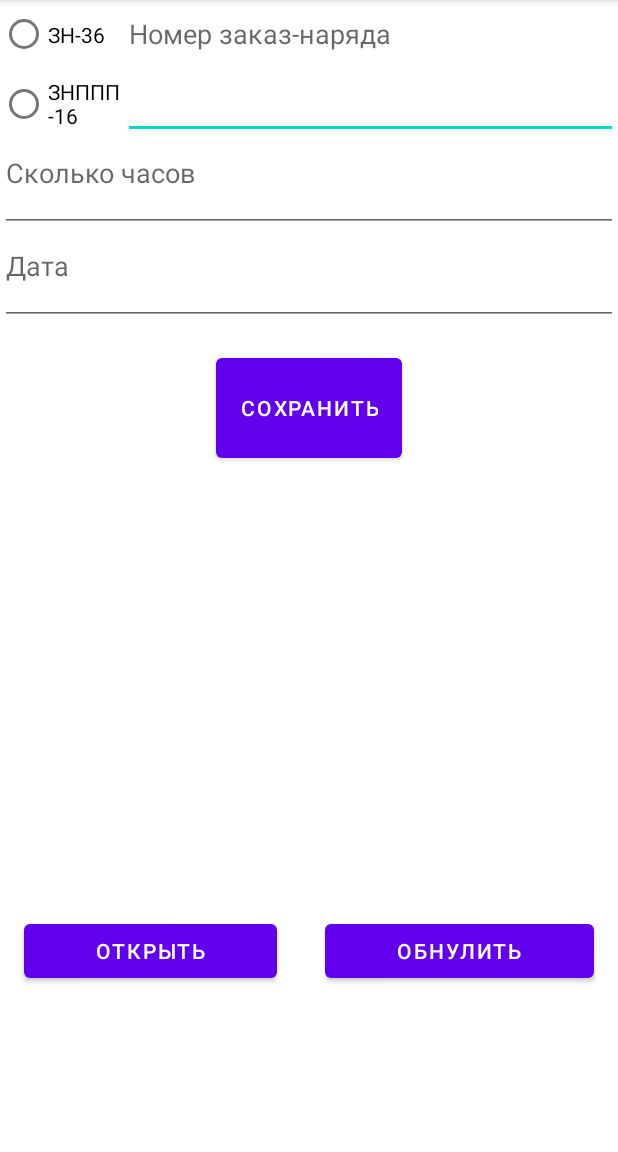
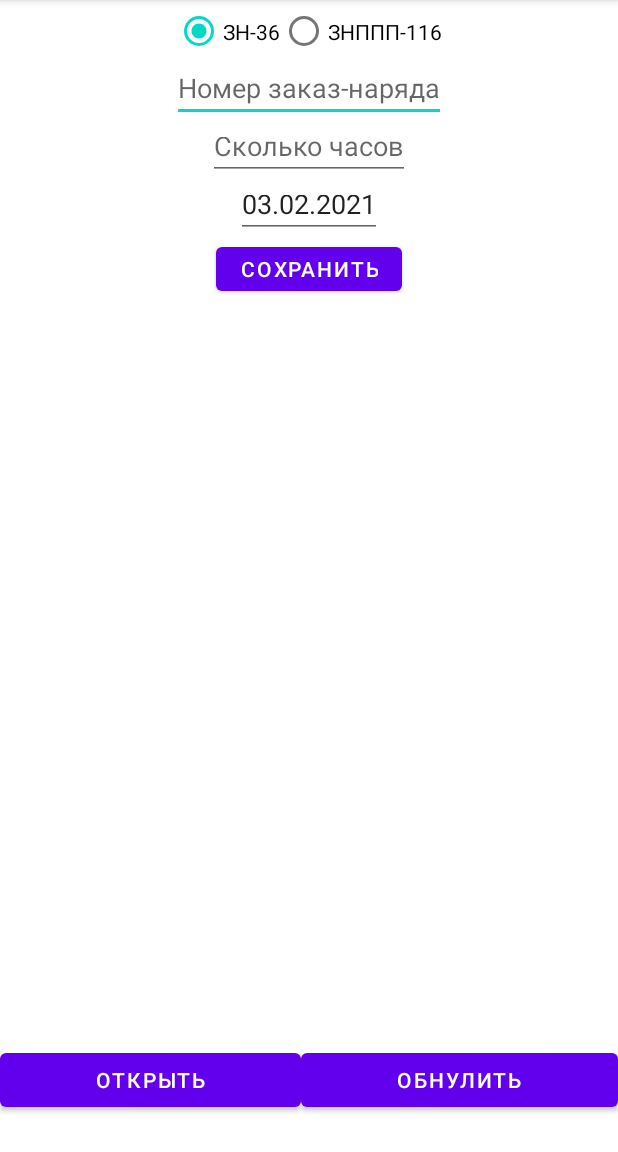
Before and after one commit to Zakupki-iz-Europe/My_Application2, an Android app: the screen it shows after launch (MainActivity), after a tap on "СОХРАНИТЬ", on a phone screen of 412 x 824 dp, the part 84-1236 px from its top. Run offline under Robolectric (Android 15) with nearby library versions, the phone set to English and light mode, and no system bars.

Commit message:
работает дата и проверка на поля, плохо работает  горизонтали

```diff
--- a/app/build.gradle
+++ b/app/build.gradle
@@ -28,10 +28,6 @@ android {
     }
 }
 
-realm {
-    syncEnabled = true
-}
-
 dependencies {
 
     implementation 'androidx.appcompat:appcompat:1.2.0'
--- a/app/src/main/java/com/example/myapplication2/MainActivity.java
+++ b/app/src/main/java/com/example/myapplication2/MainActivity.java
@@ -2,9 +2,14 @@ package com.example.myapplication2;
 
 import androidx.appcompat.app.AppCompatActivity;
 
+import android.content.Context;
+import android.graphics.Color;
 import android.os.Bundle;
 
+import android.text.Editable;
+import android.text.TextWatcher;
 import android.view.View;
+import android.view.inputmethod.InputMethodManager;
 import android.widget.EditText;
 import android.widget.RadioButton;
 import android.widget.TextView;
@@ -13,77 +18,127 @@ import android.widget.Toast;
 import java.io.FileInputStream;
 import java.io.FileOutputStream;
 import java.io.IOException;
+import java.text.DateFormat;
+import java.text.SimpleDateFormat;
+import java.util.Date;
+import java.util.Locale;
 
-
+import static java.lang.Boolean.FALSE;
+import static java.lang.Boolean.TRUE;
 
 
 public class MainActivity extends AppCompatActivity {
 
     private final static String FILE_NAME = "content.txt";
+    int len_zakaz_naryad = 5;
 
     RadioButton rbZN, rbZNPP;
-    EditText et_zakaz_naryad;
+    EditText    et_zakaz_naryad,
+                et_normo_chasy,
+                et_data;
+    TextView tv_open_text;
+    String Value;
 
     @Override
     protected void onCreate(Bundle savedInstanceState) {
-        et_zakaz_naryad = findViewById(R.id.zakaz_naryad);
-        rbZN = findViewById(R.id.radioButton);
-        rbZNPP = findViewById(R.id.radioButton2);
 
         super.onCreate(savedInstanceState);
         setContentView(R.layout.activity_main);
+
+        et_zakaz_naryad = findViewById(R.id.zakaz_naryad);
+        et_normo_chasy = findViewById(R.id.normochasy);
+        et_data = findViewById(R.id.data);
+
+        clearField();
+
+        et_zakaz_naryad.addTextChangedListener(new TextWatcher() {
+
+            @Override
+            public void onTextChanged(CharSequence s, int start, int before, int count) {
+                // TODO Auto-generated method stub
+
+                Value = et_zakaz_naryad.getText().toString();
+
+               if (Value.length() == len_zakaz_naryad) {
+                   et_zakaz_naryad.setTextColor(Color.BLUE);
+                   et_normo_chasy.requestFocus();}
+               else et_zakaz_naryad.setTextColor(Color.RED);
+
+            }
+
+            @Override
+            public void beforeTextChanged(CharSequence s, int start, int count,
+                                          int after) {
+                // TODO Auto-generated method stub
+
+            }
+
+            @Override
+            public void afterTextChanged(Editable s) {
+                // TODO Auto-generated method stub
+
+            }
+        });
     }
 
 
+
+
     // сохранение файла
-    public void saveText(View view){
+    public void saveText(View view) {
+        et_zakaz_naryad = findViewById(R.id.zakaz_naryad);
+        et_normo_chasy = findViewById(R.id.normochasy);
+        et_data = findViewById(R.id.data);
+        rbZN = findViewById(R.id.radioButton);
+        rbZNPP = findViewById(R.id.radioButton2);
+        InputMethodManager imm = (InputMethodManager) getSystemService(Context.INPUT_METHOD_SERVICE);
+        imm.hideSoftInputFromWindow(view.getWindowToken(),0);
 
         FileOutputStream fos = null;
+
+        if (check_field()) {
             try {
-            EditText textBox;
-            String text = et_zakaz_naryad.getText().toString() + ' ';
+               String text = "Дата " + et_data.getText().toString() + " ";
+
                if (rbZN.isChecked())
-                text = rbZN.getText().toString() + text;
-            else text = rbZNPP.getText().toString() + text;
+                    text = text + rbZN.getText().toString();
+               else text = text + rbZNPP.getText().toString();
 
-            textBox = (EditText) findViewById(R.id.normochasy);
-            text = text + textBox.getText().toString() + ' ';
-
-            textBox = (EditText) findViewById(R.id.data);
-            text = text + textBox.getText().toString() + "\r\n";
+               text = text + et_zakaz_naryad.getText().toString() + " "
+                        + et_normo_chasy.getText().toString() + "н/ч\r\n";
 
                clearField();
 
                fos = openFileOutput(FILE_NAME, MODE_APPEND);
                fos.write(text.getBytes());
                Toast.makeText(this, "Файл сохранен", Toast.LENGTH_SHORT).show();
-        }
-        catch(IOException ex) {
+            } catch (IOException ex) {
 
                 Toast.makeText(this, ex.getMessage(), Toast.LENGTH_SHORT).show();
-        }
-        finally{
-            try{
-                if(fos!=null)
+            } finally {
+                try {
+                    if (fos != null)
                         fos.close();
-            }
-            catch(IOException ex){
+                } catch (IOException ex) {
 
                     Toast.makeText(this, ex.getMessage(), Toast.LENGTH_SHORT).show();
                 }
             }
         }
+
+    }
     // открытие файла
     public void openText(View view){
 
+        tv_open_text = (TextView) findViewById(R.id.open_text);
+
         FileInputStream fin = null;
-        TextView textView = (TextView) findViewById(R.id.open_text);
         try {
             fin = openFileInput(FILE_NAME);
             byte[] bytes = new byte[fin.available()];
             fin.read(bytes);
             String text = new String (bytes);
-            textView.setText(text);
+            tv_open_text.setText(text);
         }
         catch(IOException ex) {
 
@@ -103,11 +158,13 @@ public class MainActivity extends AppCompatActivity {
     }
     // удаление файла
     public void clearText(View view){
+
+        tv_open_text = (TextView) findViewById(R.id.open_text);
+
         FileInputStream fin = null;
-        TextView textView = (TextView) findViewById(R.id.open_text);
         try {
             deleteFile(FILE_NAME);
-            textView.setText(null);
+            tv_open_text.setText(null);
             clearField();
         } finally{
 
@@ -123,8 +180,56 @@ public class MainActivity extends AppCompatActivity {
     }
     // очистка полей ввода
     public void clearField() {
-        ((EditText) findViewById(R.id.zakaz_naryad)).setText("");
-        ((EditText) findViewById(R.id.normochasy)).setText("");
-        ((EditText) findViewById(R.id.data)).setText("");
+        et_zakaz_naryad = findViewById(R.id.zakaz_naryad);
+        et_normo_chasy = findViewById(R.id.normochasy);
+        et_data = findViewById(R.id.data);
+
+        et_zakaz_naryad.setText("");
+        et_normo_chasy.setText("");
+
+        // Текущее время
+        Date currentDate = new Date();
+        // Форматирование времени как "день.месяц.год"
+        DateFormat dateFormat = new SimpleDateFormat("dd.MM.yyyy", Locale.getDefault());
+        String dateText = dateFormat.format(currentDate);
+        et_data.setText(dateText);
     }
+
+    // проверка, что поля не пустые
+    public boolean check_field(){
+        et_zakaz_naryad = findViewById(R.id.zakaz_naryad);
+        et_normo_chasy = findViewById(R.id.normochasy);
+        et_data = findViewById(R.id.data);
+
+
+        String text = et_zakaz_naryad.getText().toString();
+        if (text.length() != len_zakaz_naryad) {
+            et_zakaz_naryad.requestFocus();
+            InputMethodManager imm = (InputMethodManager) getSystemService(Context.INPUT_METHOD_SERVICE);
+            imm.toggleSoftInput(InputMethodManager.SHOW_FORCED,0);
+            Toast.makeText(this, " Введи номер заказ-наряда - 5 цифр", Toast.LENGTH_SHORT).show();
+            return FALSE;
          }
+
+        text = et_normo_chasy.getText().toString();
+        if (text.length() < 2) {
+            et_normo_chasy.requestFocus();
+            InputMethodManager imm = (InputMethodManager) getSystemService(Context.INPUT_METHOD_SERVICE);
+            imm.toggleSoftInput(InputMethodManager.SHOW_FORCED,0);
+            Toast.makeText(this, " Введи часы за работу, помноженные на 100, т.е. 0.5 н/ч = 50", Toast.LENGTH_SHORT).show();
+            return FALSE;
+        }
+
+        text = et_data.getText().toString();
+        if (text.length() < 2) {
+            et_data.requestFocus();
+            InputMethodManager imm = (InputMethodManager) getSystemService(Context.INPUT_METHOD_SERVICE);
+            imm.toggleSoftInput(InputMethodManager.SHOW_FORCED,0);
+            Toast.makeText(this, " Введи число", Toast.LENGTH_SHORT).show();
+            return FALSE;
+        }
+
+    return TRUE;
+    }
+
+}
--- a/app/src/main/res/layout/activity_main.xml
+++ b/app/src/main/res/layout/activity_main.xml
@@ -1,6 +1,5 @@
 <?xml version="1.0" encoding="utf-8"?>
 <androidx.constraintlayout.widget.ConstraintLayout xmlns:android="http://schemas.android.com/apk/res/android"
-    xmlns:app="http://schemas.android.com/apk/res-auto"
     xmlns:tools="http://schemas.android.com/tools"
     android:layout_width="match_parent"
     android:layout_height="match_parent"
@@ -13,59 +12,56 @@
 
         <LinearLayout
             android:layout_width="match_parent"
-            android:layout_height="0dp"
-            android:layout_weight="3"
-            android:orientation="horizontal">
+            android:layout_height="wrap_content"
+            android:layout_weight="9"
+            android:orientation="vertical"
+            >
             <RadioGroup
-                android:layout_width="0dp"
+                android:layout_width="wrap_content"
                 android:layout_weight="1"
-                android:layout_height="match_parent" >
-
+                android:layout_height="wrap_content"
+                android:orientation="horizontal"
+                android:layout_gravity="center">
                 <RadioButton
-
                     android:id="@+id/radioButton"
-                    android:layout_width="match_parent"
-                    android:layout_height="0dp"
+                    android:layout_width="wrap_content"
+                    android:layout_height="wrap_content"
                     android:layout_weight="1"
-                    android:text="ЗН-36" />
+                    android:text="ЗН-36"
+                    android:checked="true"/>
 
                 <RadioButton
                     android:id="@+id/radioButton2"
-                    android:layout_width="match_parent"
-                    android:layout_height="0dp"
+                    android:layout_width="wrap_content"
+                    android:layout_height="wrap_content"
                     android:layout_weight="1"
-                    android:text="ЗНППП-16" />
+                    android:text="ЗНППП-116" />
             </RadioGroup>
 
             <EditText
                 android:id="@+id/zakaz_naryad"
-                android:layout_width="0dp"
-                android:layout_height="match_parent"
+                android:layout_width="wrap_content"
+                android:layout_height="wrap_content"
                 android:layout_gravity="center"
-                android:layout_weight="4"
+                android:layout_weight="1"
                 android:gravity="start"
                 android:hint="Номер заказ-наряда"
                 android:inputType="numberDecimal" />
-
-
-        </LinearLayout>
-
             <EditText
                 android:id="@+id/normochasy"
-            android:layout_width="match_parent"
-            android:layout_height="0dp"
+                android:layout_width="wrap_content"
+                android:layout_height="wrap_content"
                 android:layout_gravity="center"
-            android:layout_weight="2"
+                android:layout_weight="1"
                 android:gravity="start"
                 android:hint="Сколько часов"
                 android:inputType="phone" />
-
             <EditText
                 android:id="@+id/data"
-            android:layout_width="match_parent"
-            android:layout_height="0dp"
+                android:layout_width="wrap_content"
+                android:layout_height="wrap_content"
                 android:layout_gravity="center"
-            android:layout_weight="2"
+                android:layout_weight="1"
                 android:gravity="start"
                 android:hint="Дата"
                 android:inputType="date" />
@@ -73,28 +69,27 @@
                 android:layout_width="wrap_content"
                 android:layout_height="wrap_content"
                 android:layout_weight="1"
-            android:layout_margin="16dp"
                 android:layout_gravity="center"
                 android:onClick="saveText"
                 android:text="Сохранить"/>
-
             <TextView
-            android:layout_marginTop="80dp"
                 android:id="@+id/open_text"
                 android:layout_width="match_parent"
-            android:layout_height="0dp"
+                android:layout_height="match_parent"
                 android:gravity="start"
-            android:layout_weight="6"/>
+                android:layout_weight="30"/>
+        </LinearLayout>
+
         <LinearLayout
             android:layout_width="match_parent"
-            android:layout_weight="3"
+            android:layout_weight="1"
+            android:layout_height= "wrap_content"
             android:orientation="horizontal"
-            android:layout_height="wrap_content">
+            android:gravity="center_vertical">
             <Button
                 android:id="@+id/open_button"
                 android:layout_width="wrap_content"
                 android:layout_height="wrap_content"
-                android:layout_margin="16dp"
                 android:layout_weight="1"
                 android:onClick="openText"
                 android:text="Открыть" />
@@ -102,7 +97,6 @@
             <Button
                 android:layout_width="wrap_content"
                 android:layout_height="wrap_content"
-                android:layout_margin="16dp"
                 android:layout_weight="1"
                 android:onClick="clearText"
                 android:text="Обнулить" />
```
Lines whose indentation alone changed are shown as unchanged.
